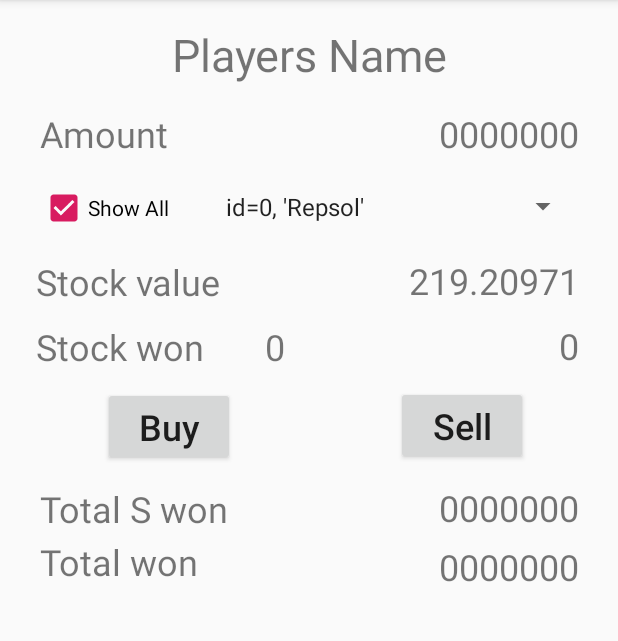
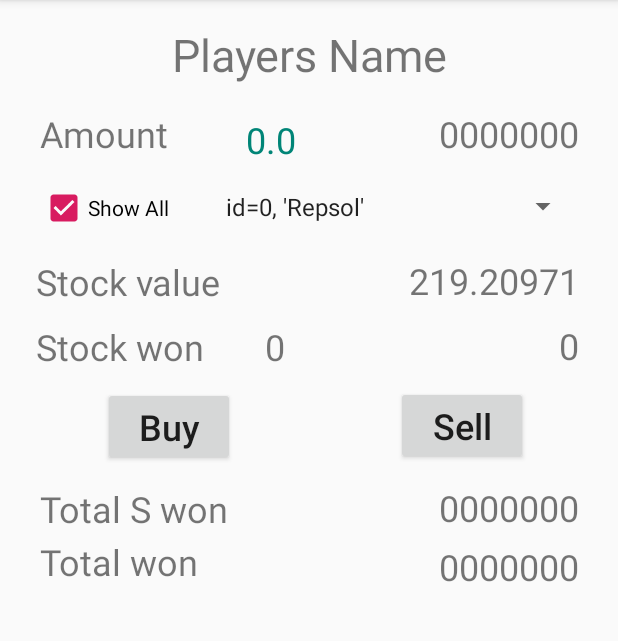
Before and after one commit to splcoder/JugarenBolsa, an Android app: the PlayActivity screen opened directly, with no data from a screen before it, on a phone screen of 412 x 824 dp, the part 84-725 px from its top. Run offline under Robolectric (Android 15) with nearby library versions, the phone set to English and light mode, and no system bars; libraries missing offline, so code that uses them is left out: es.dmoral.toasty; 6 statements that could not run were skipped.

Commit message:
Player's window ended ???

```diff
--- a/app/src/main/java/com/example/jugarenbolsa/activities/PlayActivity.java
+++ b/app/src/main/java/com/example/jugarenbolsa/activities/PlayActivity.java
@@ -35,6 +35,7 @@ public class PlayActivity extends AppCompatActivity implements View.OnClickListe
 	CheckBox cbShowAll;
 	Spinner spinnerStocks;
 	TextView txtAmount;
+	TextView txtAmountDiference;
 	TextView txtStockValue;
 	TextView txtTotalStocksBought;
 	TextView txtStockWon;
@@ -52,6 +53,7 @@ public class PlayActivity extends AppCompatActivity implements View.OnClickListe
 
 		txtPlayersName = findViewById( R.id.txtPlayersName );
 		txtAmount = findViewById( R.id.txtAmount );
+		txtAmountDiference = findViewById( R.id.txtAmountDiference );
 		txtTotalStocksBought = findViewById( R.id.txtTotalStocksBought );
 		txtStockValue = findViewById( R.id.txtStockValue);
 		txtStockWon = findViewById( R.id.txtStockWon);
@@ -93,6 +95,7 @@ public class PlayActivity extends AppCompatActivity implements View.OnClickListe
 	}
 
 	public void setAmount( String txt ){ txtAmount.setText( txt ); }
+	public void setAmountDiference( String txt ){ txtAmountDiference.setText( txt ); }
 	public void setTotalStocksBought( int totalBought ){ txtTotalStocksBought.setText( String.valueOf( totalBought ) ); }
 	public void setStockValue( String txt ){ txtStockValue.setText( txt ); }
 	public void setStockWon( String txt ){ txtStockWon.setText( txt ); }
@@ -129,6 +132,10 @@ public class PlayActivity extends AppCompatActivity implements View.OnClickListe
 
 	public void showUsersAndStockSelectedData(){
 		setAmount( String.valueOf( jugador.getAmountMoney() ) );
+		double diference = jugador.getAmountMoney() - jugador.getInitialAmountMoney();
+		setAmountDiference( String.valueOf( diference ) );
+		if( diference < 0 )	txtAmountDiference.setTextColor( getResources().getColor( R.color.red ) );
+		else				txtAmountDiference.setTextColor( getResources().getColor( R.color.green ) );
 		setTotalStocksWon( String.valueOf( jugador.getTotalStocksWon() ) );
 		setTotalWon( String.valueOf( jugador.getTotalWon() ) );
 
@@ -149,4 +156,8 @@ public class PlayActivity extends AppCompatActivity implements View.OnClickListe
 			setStockWon( String.valueOf( 0 ) );
 		}
 	}
+	public void setStockValueColor( boolean red ){
+		if( red )	txtStockValue.setTextColor( getResources().getColor( R.color.red ) );
+		else		txtStockValue.setTextColor( getResources().getColor( R.color.green ) );
+	}
 }
--- a/app/src/main/java/com/example/jugarenbolsa/data/Controlador.java
+++ b/app/src/main/java/com/example/jugarenbolsa/data/Controlador.java
@@ -35,6 +35,7 @@ public class Controlador extends Handler {
 		//super.handleMessage(msg);
 		long idStock = msg.getData().getLong( GirosAccion.ID );	// Accion/Stock id
 		double stockValue = msg.getData().getDouble( GirosAccion.VALUE );
+		double change = msg.getData().getDouble( GirosAccion.CHANGE );
 		String thread = msg.getData().getString( GirosAccion.THREAD );
 		if( playActivity != null && jugador != null ){
 			// Show players's money
@@ -47,6 +48,8 @@ public class Controlador extends Handler {
 				playActivity.setNotesBolsa( thread + "\n\n" + (s.length() > MAX_CACHE ? s.substring( 0, MAX_CACHE ) : s) );
 			}
 			if( idStock == stockSelected.getId() ){
+				if( change < 0 )	playActivity.setStockValueColor( true );
+				else				playActivity.setStockValueColor( false );
 				// Show the Stock value
 				/*playActivity.setStockValue( String.valueOf( stockValue ) );
 				// Show players' data
--- a/app/src/main/java/com/example/jugarenbolsa/data/GirosAccion.java
+++ b/app/src/main/java/com/example/jugarenbolsa/data/GirosAccion.java
@@ -6,6 +6,7 @@ import android.os.Message;
 public class GirosAccion extends Thread {
 	public static final String ID = "id";
 	public static final String VALUE = "value";
+	public static final String CHANGE = "change";
 	public static final String THREAD = "thread";
 
 	public static final int MAX_TIME_INTERVAL = 10000;	// 10 seconds
@@ -45,6 +46,7 @@ public class GirosAccion extends Thread {
 			Bundle bundle = new Bundle();
 			bundle.putLong( ID, accion.getId() );
 			bundle.putDouble( VALUE, accion.getValue() );
+			bundle.putDouble( CHANGE, rChange );
 			//bundle.putString( THREAD, currentThread().toString() + ", Accion: " + accion.toString() + ", Change: " + rChange );
 			bundle.putString( THREAD, currentThread().toString() + ", Accion: " + accion.toStringAll() + ", Change: " + rChange );
 			msg.setData( bundle );
--- a/app/src/main/res/layout/activity_play.xml
+++ b/app/src/main/res/layout/activity_play.xml
@@ -279,4 +279,18 @@
 		app:layout_constraintStart_toStartOf="@+id/guideline"
 		app:layout_constraintTop_toBottomOf="@+id/txtTotalStocksWon" />
 
+	<TextView
+		android:id="@+id/txtAmountDiference"
+		android:layout_width="86dp"
+		android:layout_height="29dp"
+		android:layout_marginStart="8dp"
+		android:layout_marginTop="20dp"
+		android:layout_marginEnd="8dp"
+		android:text="000000"
+		android:textSize="24sp"
+		app:layout_constraintEnd_toStartOf="@+id/txtAmount"
+		app:layout_constraintHorizontal_bias="0.0"
+		app:layout_constraintStart_toEndOf="@+id/textView3"
+		app:layout_constraintTop_toBottomOf="@+id/txtPlayersName" />
+
 </android.support.constraint.ConstraintLayout>
--- a/app/src/main/res/values/colors.xml
+++ b/app/src/main/res/values/colors.xml
@@ -3,4 +3,7 @@
 	<color name="colorPrimary">#008577</color>
 	<color name="colorPrimaryDark">#00574B</color>
 	<color name="colorAccent">#D81B60</color>
+
+	<color name="red">#FF0000</color>
+	<color name="green">#008577</color>
 </resources>
```
Also changed, not shown: app/src/main/java/com/example/jugarenbolsa/data/Jugador.java (+6 -1 lines).
